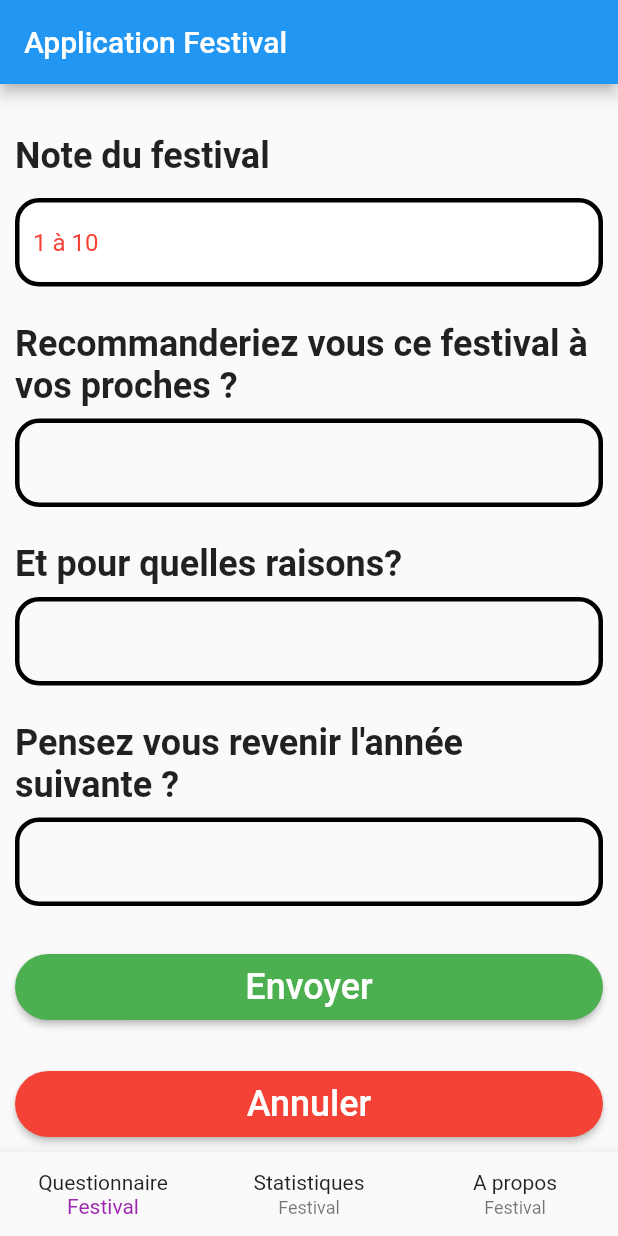
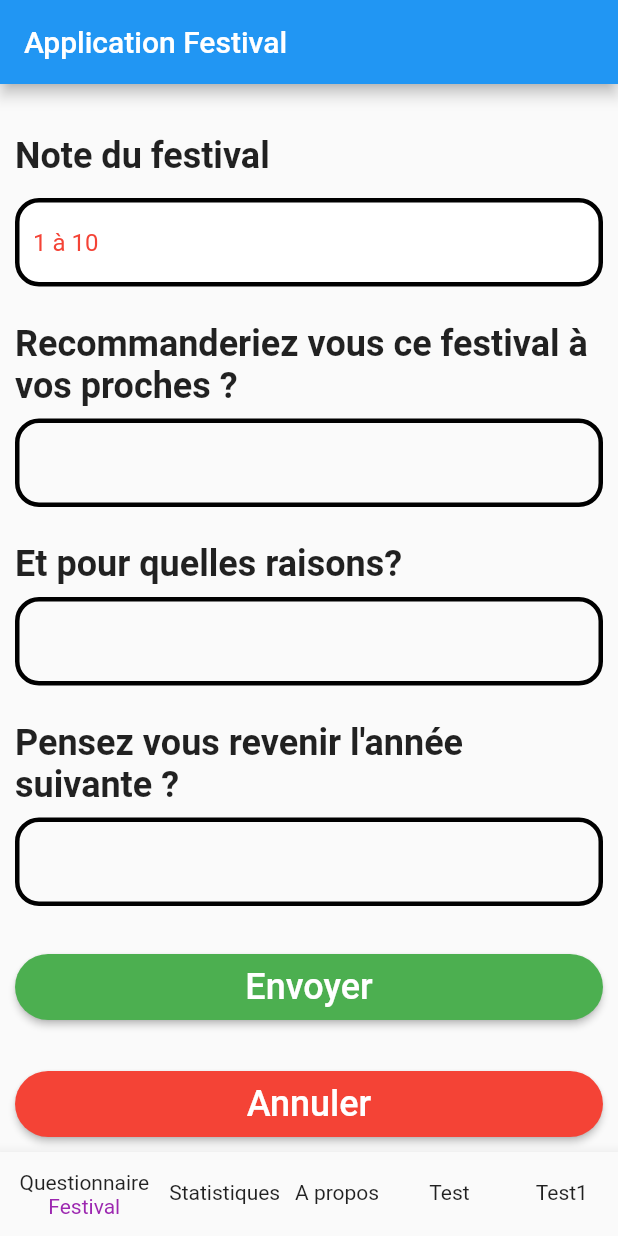
Before and after one commit to geoffrey66280/FlutterappFestival, a Flutter app: the screen it shows after launch, on a phone screen of 412 x 824 dp. Run offline on Flutter 3.47's test engine with Material 2 defaults, Android fonts, the phone set to English and light mode, and no system bars.

Commit message:
création de classes tests à modifier par vous

```diff
--- a/lib/main.dart
+++ b/lib/main.dart
@@ -1,3 +1,5 @@
+import 'package:festival/test.dart';
+import 'package:festival/test1.dart';
 import 'package:flutter/material.dart';
 import 'package:flutter/services.dart';
 import 'statistiques.dart';
@@ -63,6 +65,14 @@ class _MainPageState extends State<MainPage> {
           icon: Text('A propos'),
           title: Text('Festival')
         ),
+        BottomNavigationBarItem(
+            icon: Text('Test'),
+            title: Text('Festival')
+        ),
+        BottomNavigationBarItem(
+            icon: Text('Test1'),
+            title: Text('Festival')
+        ),
       ],
       onTap: (int index) => setState(() => this.index = index),
     ),
@@ -77,6 +87,10 @@ class _MainPageState extends State<MainPage> {
         return statistiques();
       case 2:
         return aPropos();
+      case 3:
+        return test();
+      case 4:
+        return test1();
       default:
        return Container();
 
--- /dev/null
+++ b/lib/test.dart
@@ -0,0 +1,9 @@
+import 'package:flutter/cupertino.dart';
+
+class test extends StatelessWidget {
+  @override
+  Widget build(BuildContext context) {
+    // TODO: implement build
+    throw UnimplementedError();
+  }
+}
--- /dev/null
+++ b/lib/test1.dart
@@ -0,0 +1,9 @@
+import 'package:flutter/cupertino.dart';
+
+class test1 extends StatelessWidget {
+  @override
+  Widget build(BuildContext context) {
+    // TODO: implement build
+    throw UnimplementedError();
+  }
+}
```
